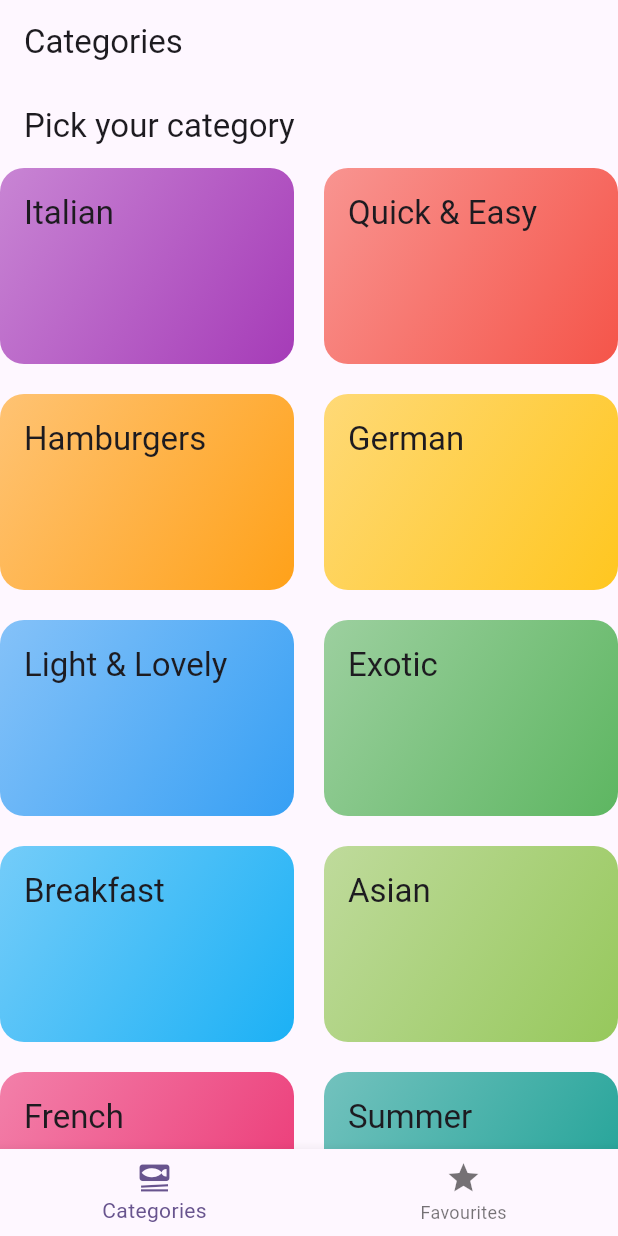
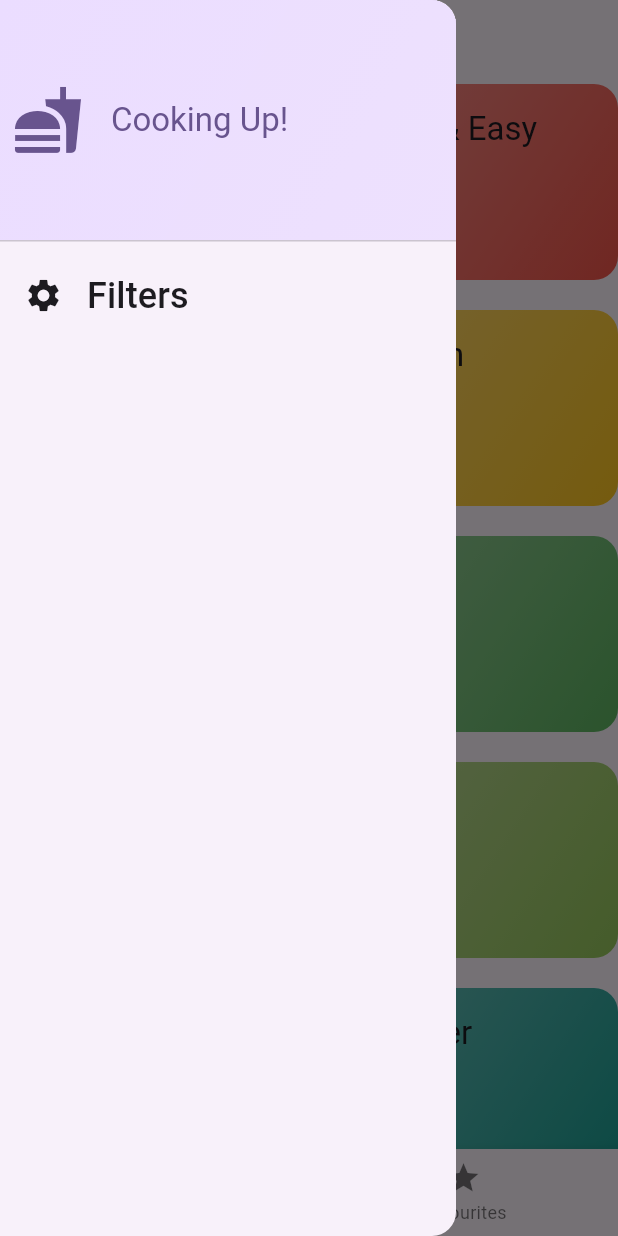
Before and after one commit to Ishtiaq-Hossen/Super-Meal, a Flutter app: the screen it shows after launch, with the side drawer open (before the commit the screen has no drawer), on a phone screen of 412 x 824 dp. Run offline on Flutter 3.47's test engine with Material 3 defaults, Android fonts, the phone set to English and light mode, and no system bars; our stand-ins replace google_fonts, transparent_image.

Commit message:
Filter ,Drawer Added

```diff
--- a/lib/Screns/catagories_screen.dart
+++ b/lib/Screns/catagories_screen.dart
@@ -1,48 +1,59 @@
 import 'package:flutter/material.dart';
 import 'package:super_meal_v2/data/dummy_data.dart';
+import 'package:super_meal_v2/models/category.dart';
 import 'package:super_meal_v2/widgets/category_grid_item.dart';
-import 'package:super_meal_v2/models/category.dart';
+
+import '../models/meal.dart';
 import 'meals_screen.dart';
 
 class CatagoriesScreen extends StatelessWidget {
-  const CatagoriesScreen({super.key});
-  void _onSelectCatagory(BuildContext context,Category category){
+  final void Function(Meal meal) onToggleFavourite;
+  const CatagoriesScreen({
+    super.key,
+    required this.onToggleFavourite
+  });
+
+  void _onSelectCatagory(BuildContext context, Category category) {
     //filtering by category
-    final filteredMeals=dummyMeals
-        .where((meal) => meal.categories.contains(category.id))//ekta ekta meal check korbe .selected meal er catagory meal e true nahoi false
+    final filteredMeals = dummyMeals
+        .where((meal) => meal.categories.contains(category
+            .id)) //ekta ekta meal check korbe .selected meal er catagory meal e true nahoi false
         .toList();
-    Navigator.push(context, MaterialPageRoute(
-        builder: (context)=>MealsScreen(
+
+    //Lifting the state up
+    Navigator.push(
+        context,
+        MaterialPageRoute(
+            builder: (context) => MealsScreen(
                   title: category.title,
                   meals: filteredMeals,
-    )));
+              onToggleFavourite: (meal) {
+                    onToggleFavourite(meal);
+              }
+                ))
+    );
   }
 
   @override
   Widget build(BuildContext context) {
-    return Scaffold(
-      appBar: AppBar(
-        title: const Text('Pick your category'),
-      ),
-      body: GridView(
+    return GridView(
       gridDelegate: SliverGridDelegateWithFixedCrossAxisCount(
           crossAxisCount: 2,
-          childAspectRatio: 3/2,
+          childAspectRatio: 3 / 2,
           crossAxisSpacing: 20,
-          mainAxisSpacing: 20
-        ),
-        children:[
+          mainAxisSpacing: 20),
+      children: [
         // availableCategory.map((category)=>
         // CategoryGridItem(category: category)
         // ).toList()//eta use korle children er [] utay dite hobe
-         for(final category in availableCategories )
-           CategoryGridItem(category: category,
-           onSelectCategory: (){
+        for (final category in availableCategories)
+          CategoryGridItem(
+            category: category,
+            onSelectCategory: () {
               _onSelectCatagory(context, category);
-
-           },)
+            },
+          )
       ],
-      ),
     );
   }
 }
--- a/lib/Screns/tab_screen.dart
+++ b/lib/Screns/tab_screen.dart
@@ -1,8 +1,13 @@
-
 import 'package:flutter/material.dart';
 import 'package:super_meal_v2/Screns/catagories_screen.dart';
+import 'package:super_meal_v2/Screns/filter_screen.dart';
 import 'package:super_meal_v2/Screns/meals_screen.dart';
+import 'package:super_meal_v2/widgets/main_drawer.dart';
 
+import '../models/meal.dart';
+const KInitialFilter= {
+  Filter.glutenFree:false,
+};
 class TabScreen extends StatefulWidget {
   const TabScreen({super.key});
 
@@ -11,35 +16,89 @@ class TabScreen extends StatefulWidget {
 }
 
 class _TabScreenState extends State<TabScreen> {
-  int _selectedPageIndex =0;
-  void _changeScreen(int index){
+  int _selectedPageIndex = 0;
+
+  void _changeScreen(int index) {
     setState(() {
-      _selectedPageIndex =index;
+      _selectedPageIndex = index;
     });
   }
+
+  final List<Meal> _favouriteMeals = [];
+  Map<Filter,bool>_selectedFilters=KInitialFilter;
+
+  void _showInfoMessage(String message) {
+    ScaffoldMessenger.of(context).clearSnackBars();
+    ScaffoldMessenger.of(context).showSnackBar(
+      SnackBar(content: Text(message)),
+    );
+  }
+
+  void _toggleMealFavouriteStatus(Meal meal) {
+    final isExisting = _favouriteMeals.contains(meal);
+    if (isExisting) {
+      setState(() {
+        _favouriteMeals.remove(meal);
+      });
+
+      _showInfoMessage('Meal is no longe a favourite.');
+    } else {
+      setState(() {
+        _favouriteMeals.add(meal);
+      });
+      _showInfoMessage('Meal is saved as favourite.');
+    }
+  }
+  void _setScreen(String identifier)async{
+    Navigator.of(context).pop();
+    if(identifier=='filters'){
+      final result= await Navigator.push<Map<Filter,bool>>(
+          context,MaterialPageRoute(builder: (ctx)=>FilterScreen(
+        currentFilters: _selectedFilters,
+      )));
+      setState(() {
+        _selectedFilters=result ?? KInitialFilter;
+      });
+    }
+
+  }
+
+
   @override
   Widget build(BuildContext context) {
-    Widget activeScreen= CatagoriesScreen();
-    var activeTitle='Categories';
-    if(_selectedPageIndex==1){
-      activeScreen= MealsScreen(title: 'Fav', meals: []);
-      activeTitle= "Your Favourites";
+    Widget activeScreen = CatagoriesScreen(
+      onToggleFavourite: _toggleMealFavouriteStatus,
+    );
+    var activeTitle = 'Categories';
+    if (_selectedPageIndex == 1) {
+      activeScreen = MealsScreen(
+        meals: _favouriteMeals,
+        onToggleFavourite: (meal) {
+          _toggleMealFavouriteStatus(meal);
+        },
+      );
+      activeTitle = "Your Favourites";
     }
     return Scaffold(
       appBar: AppBar(
         title: Text(activeTitle),
       ),
-      body:activeScreen,
+      body: activeScreen,
+      drawer: MainDrawer(
+        onSelecScreen: (identifier){
+          _setScreen(identifier);
+        },
+      ),
       bottomNavigationBar: BottomNavigationBar(
-          onTap: (index){
+          onTap: (index) {
             _changeScreen(index);
           },
           currentIndex: _selectedPageIndex,
           items: [
-            BottomNavigationBarItem(icon: Icon(Icons.set_meal),label: 'Categories'),
-            BottomNavigationBarItem(icon: Icon(Icons.star),label: 'Favourites')
-          ]
-      ),
+            BottomNavigationBarItem(
+                icon: Icon(Icons.set_meal), label: 'Categories'),
+            BottomNavigationBarItem(icon: Icon(Icons.star), label: 'Favourites')
+          ]),
     );
   }
 }
--- /dev/null
+++ b/lib/widgets/main_drawer.dart
@@ -0,0 +1,66 @@
+import 'package:flutter/material.dart';
+
+class MainDrawer extends StatelessWidget {
+  final void Function(String identifier) onSelecScreen;
+  const MainDrawer({
+    super.key,
+    required this.onSelecScreen
+  });
+
+  @override
+  Widget build(BuildContext context) {
+    return Drawer(
+      child: Column(
+        children: [
+          DrawerHeader(
+              padding: EdgeInsets.all(8),
+              decoration: BoxDecoration(
+                  gradient: LinearGradient(
+                colors: [
+                  Theme.of(context).colorScheme.primaryContainer,
+                  Theme.of(context)
+                      .colorScheme
+                      .primaryContainer
+                      .withOpacity(0.8),
+                ],
+                begin: Alignment.topLeft,
+                end: Alignment.bottomRight,
+              )),
+              child: Row(
+                children: [
+                  Icon(
+                    Icons.fastfood,
+                    size: 48,
+                    color: Theme.of(context).colorScheme.primary,
+                  ),
+                  const SizedBox(width: 18),
+                  Text(
+                    'Cooking Up!',
+                    style: Theme.of(context).textTheme.titleLarge!.copyWith(
+                          color: Theme.of(context).colorScheme.primary,
+                        ),
+                  )
+                ],
+              )),
+          ListTile(
+            leading: Icon(
+              Icons.settings,
+              size: 26,
+              color: Theme.of(context).colorScheme.onBackground,
+            ),
+            title: Text(
+              'Filters',
+              style: Theme.of(context).textTheme.titleSmall!.copyWith(
+                    color: Theme.of(context).colorScheme.onBackground,
+                    fontSize: 24,
+                  ),
+            ),
+            onTap: () {
+              onSelecScreen('filters');
+            },
+          ),
+        ],
+      ),
+    );
+  }
+}
--- a/lib/widgets/meal_item.dart
+++ b/lib/widgets/meal_item.dart
@@ -68,7 +68,9 @@ class MealItem extends StatelessWidget {
                     ),
                   ),
                     Row(
+
                       mainAxisAlignment: MainAxisAlignment.center,
+                      crossAxisAlignment: CrossAxisAlignment.start,
                       children: [
                             MealItemTrait(
                               icon: Icons.schedule,
```
Also changed, not shown: lib/Screns/filter_screen.dart (added, +76 -0 lines), lib/Screns/meal_detail_screen.dart (+11 -1 lines), lib/Screns/meals_screen.dart (+13 -6 lines). Lines whose indentation alone changed are shown as unchanged.
